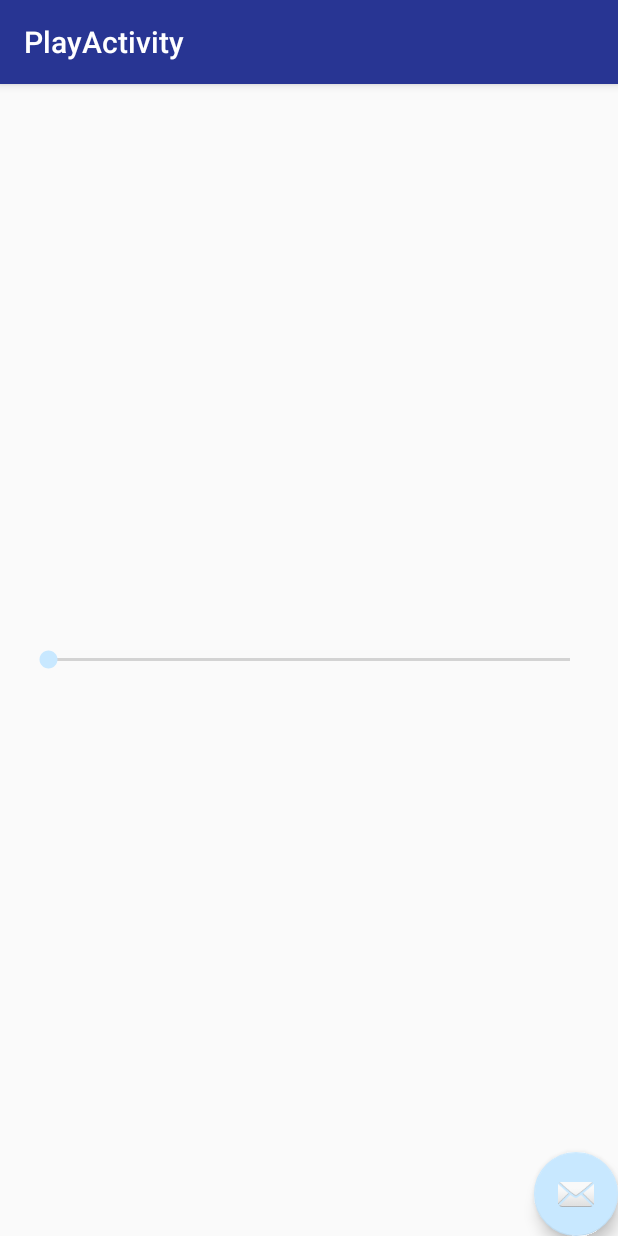
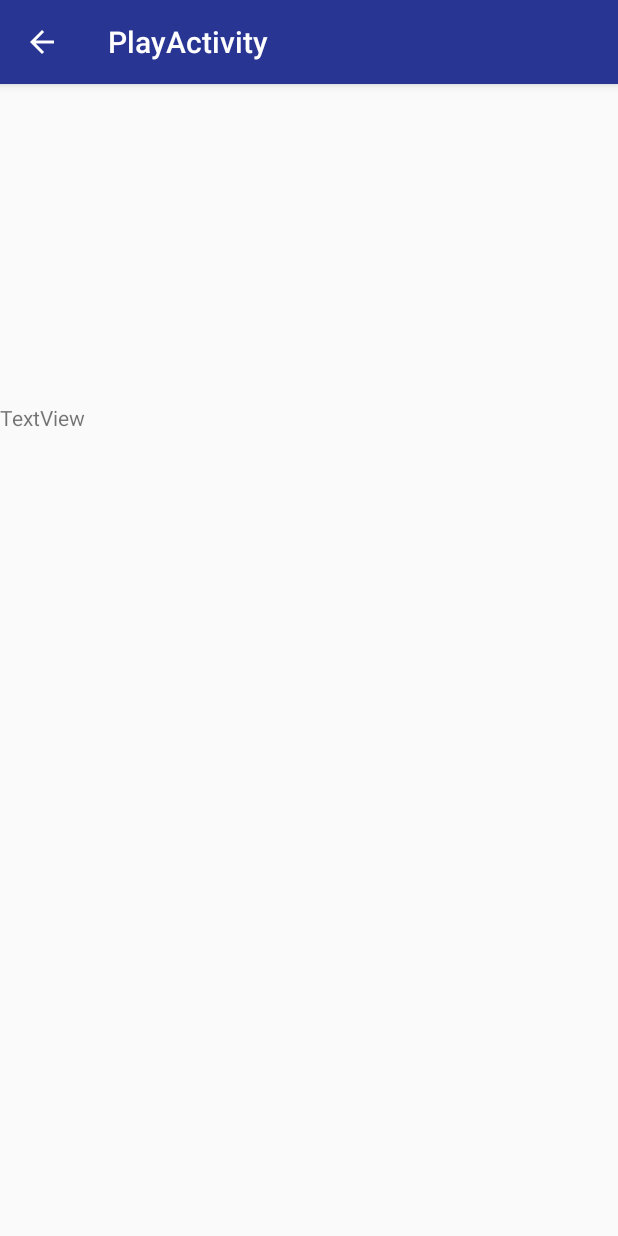
Before and after one commit to Ponacko/PV239-music-player, an Android app: the PlayActivity screen opened directly, with no data from a screen before it, on a phone screen of 412 x 824 dp. Run offline under Robolectric (Android 15) with nearby library versions, the phone set to English and light mode, and no system bars; libraries missing offline, so code that uses them is left out: io.realm; 5 statements that could not run were skipped.

Commit message:
Play activity formatting

```diff
--- a/app/src/main/AndroidManifest.xml
+++ b/app/src/main/AndroidManifest.xml
@@ -29,6 +29,7 @@
         <activity
             android:name=".PlayActivity"
             android:label="@string/title_activity_play"
+            android:parentActivityName=".MainActivity"
             android:theme="@style/AppTheme"></activity>
     </application>
 
--- a/app/src/main/java/com/tomas/musicplayer/PlayActivity.java
+++ b/app/src/main/java/com/tomas/musicplayer/PlayActivity.java
@@ -8,6 +8,10 @@ import android.support.v7.widget.Toolbar;
 import android.view.View;
 import android.widget.TextView;
 
+import io.realm.Realm;
+import io.realm.RealmQuery;
+import io.realm.RealmResults;
+
 public class PlayActivity extends AppCompatActivity {
     private Song currentSong;
 
@@ -17,9 +21,17 @@ public class PlayActivity extends AppCompatActivity {
         setContentView(R.layout.activity_play);
         Toolbar toolbar = (Toolbar) findViewById(R.id.toolbar);
         setSupportActionBar(toolbar);
-        Song currentSong = (Song)getIntent().getSerializableExtra("currentSong");
+        getSupportActionBar().setDisplayHomeAsUpEnabled(true);
+
+        setSupportActionBar(toolbar);
+
+        Realm realm = Realm.getDefaultInstance();
+        String currentSongPath = (String) getIntent().getSerializableExtra("currentSongPath");
+        currentSong = realm.where(Song.class).equalTo("path", currentSongPath).findFirst();
         TextView lyric = (TextView)findViewById(R.id.lyric);
         lyric.setText(currentSong.lyrics);
+        setTitle(currentSong.getTitle());
+        getSupportActionBar().setTitle(currentSong.getTitle());
     }
 
 }
--- a/app/src/main/java/com/tomas/musicplayer/Song.java
+++ b/app/src/main/java/com/tomas/musicplayer/Song.java
@@ -20,7 +20,7 @@ import static java.lang.Integer.parseInt;
  * Created by Tomas on 27. 2. 2017.
  */
 
-public class Song extends RealmObject implements Serializable{
+public class Song extends RealmObject{
     public static String NO_ARTIST = "Missing artist";
     @PrimaryKey
     private String path;
--- a/app/src/main/res/layout/activity_play.xml
+++ b/app/src/main/res/layout/activity_play.xml
@@ -9,7 +9,7 @@
 
     <android.support.design.widget.AppBarLayout
         android:layout_width="match_parent"
-        android:layout_height="wrap_content"
+        android:layout_height="56dp"
         android:theme="@style/AppTheme.AppBarOverlay">
 
         <android.support.v7.widget.Toolbar
@@ -19,27 +19,29 @@
             android:background="?attr/colorPrimary"
             app:popupTheme="@style/AppTheme.PopupOverlay" />
 
+
+
     </android.support.design.widget.AppBarLayout>
-
-    <include layout="@layout/content_play"
-             android:id="@+id/include"/>
-
-    <android.support.design.widget.FloatingActionButton
-        android:id="@+id/fab"
-        android:layout_width="wrap_content"
-        android:layout_height="wrap_content"
-        android:layout_gravity="bottom|end"
-        app:srcCompat="@android:drawable/ic_dialog_email" />
-
     <LinearLayout
         android:layout_width="match_parent"
-        android:layout_height="match_parent">
-        <TextView
-            android:text="TextView"
+        android:layout_gravity="bottom"
+        android:layout_height="555dp">
+        <ScrollView
             android:layout_width="match_parent"
-            android:layout_height="match_parent"
-            android:id="@+id/lyric"/>
+            android:scrollbars="vertical"
+            android:layout_height="wrap_content">
+            <TextView
+                android:text="TextView"
+                android:layout_width="match_parent"
+                android:layout_height="wrap_content"
+                android:id="@+id/lyric"/>
+        </ScrollView>
+
     </LinearLayout>
 
 
+
+
+
+
 </android.support.design.widget.CoordinatorLayout>
```
Also changed, not shown: app/src/main/java/com/tomas/musicplayer/MainActivity.java (+5 -2 lines).
